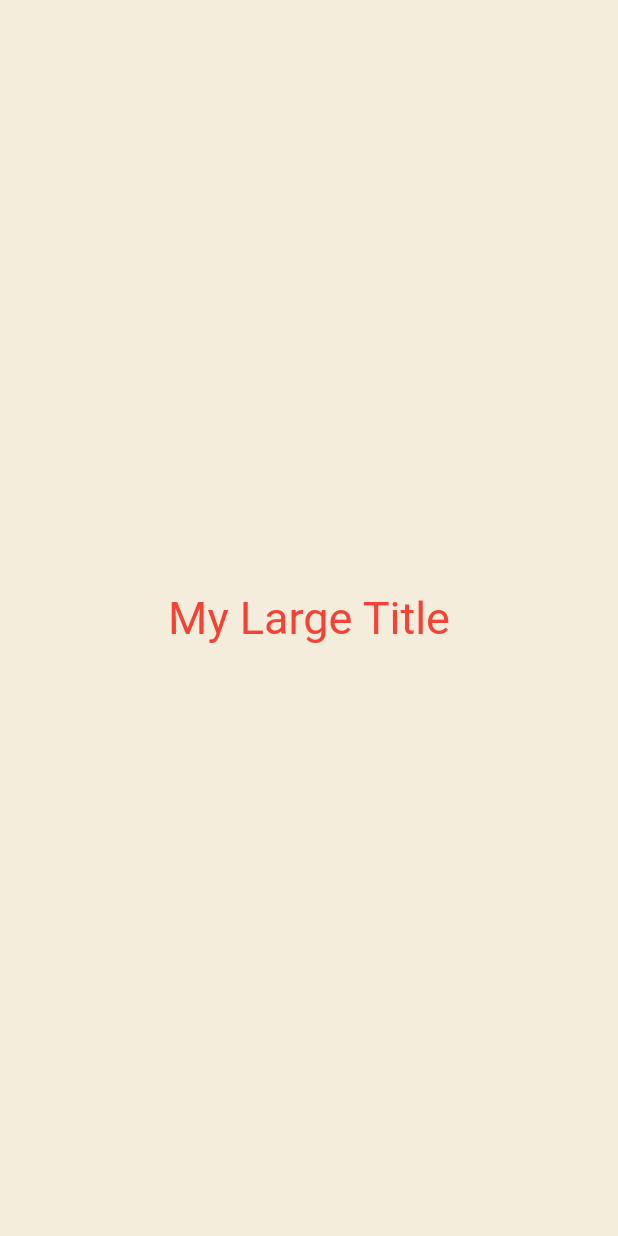
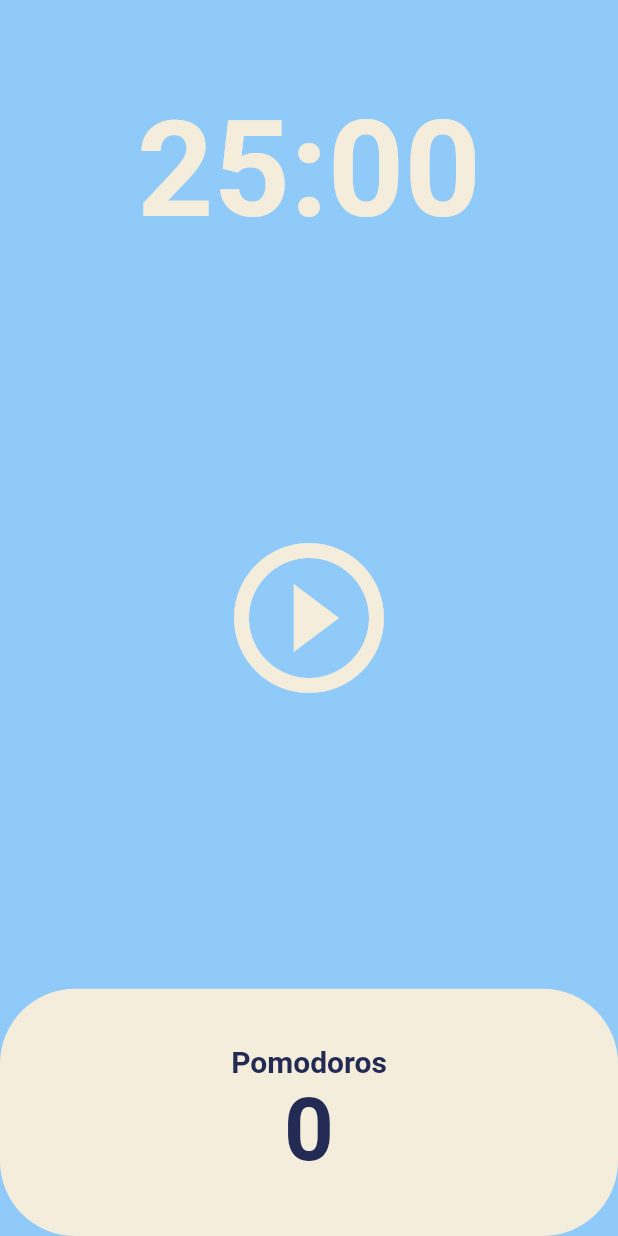
Before and after one commit to gotlr98/flutter_study, a Flutter app: the screen it shows after launch, on a phone screen of 412 x 824 dp. Run offline on Flutter 3.47's test engine with Material 2 defaults, Android fonts, the light colour scheme and no system bars.

Commit message:
feat: pomodoros app

```diff
--- a/toonflix/lib/main.dart
+++ b/toonflix/lib/main.dart
@@ -1,4 +1,5 @@
 import 'package:flutter/material.dart';
+import 'package:toonflix/screens/home_screen.dart';
 import 'package:toonflix/widgets/button.dart';
 import 'package:toonflix/widgets/currency_card.dart';
 
@@ -6,47 +7,45 @@
   runApp(const App());
 }
 
-class App extends StatefulWidget {
+class App extends StatelessWidget {
   const App({super.key});
 
-  @override
-  State<App> createState() => _AppState();
-}
-
-class _AppState extends State<App> {
   @override
   Widget build(BuildContext context) {
     return MaterialApp(
       theme: ThemeData(
         textTheme: const TextTheme(
-          titleLarge: TextStyle(
-            color: Colors.red,
-          ),
           displayLarge: TextStyle(
-            color: Colors.blue,
-            fontSize: 24,
-            decorationColor: Colors.grey,
+            color: Color(0xFF232B55),
           ),
         ),
+        cardColor: const Color(0xFFF4EDDB),
       ),
-      home: const Scaffold(
-        backgroundColor: Color(0xFFF4EDDB),
-        body: Center(
-            child: Column(
-          mainAxisAlignment: MainAxisAlignment.center,
-          children: [
-            MyLargeTitle(),
-          ],
-        )),
-      ),
+      home: const HomeScreen(),
     );
   }
 }
 
-class MyLargeTitle extends StatelessWidget {
+class MyLargeTitle extends StatefulWidget {
   const MyLargeTitle({
     super.key,
   });
+
+  @override
+  State<MyLargeTitle> createState() => _MyLargeTitleState();
+}
+
+class _MyLargeTitleState extends State<MyLargeTitle> {
+  @override
+  void initState() {
+    super.initState();
+  }
+
+  @override
+  void dispose() {
+    // when screen disapper
+    super.dispose();
+  }
 
   @override
   Widget build(BuildContext context) {
--- /dev/null
+++ b/toonflix/lib/screens/home_screen.dart
@@ -0,0 +1,129 @@
+import 'package:flutter/material.dart';
+import 'dart:async';
+
+class HomeScreen extends StatefulWidget {
+  const HomeScreen({super.key});
+
+  @override
+  State<HomeScreen> createState() => _HomeScreenState();
+}
+
+class _HomeScreenState extends State<HomeScreen> {
+  static const twentyFiveMinutes = 1500;
+  int totalSeconds = twentyFiveMinutes;
+  bool isRunning = false;
+  int totalPomodoros = 0;
+  late Timer timer;
+
+  void onTick(Timer timer) {
+    if (totalSeconds == 0) {
+      setState(() {
+        totalPomodoros += 1;
+        isRunning = false;
+        totalSeconds = twentyFiveMinutes;
+      });
+      timer.cancel();
+    } else {
+      setState(() {
+        totalSeconds -= 1;
+      });
+    }
+  }
+
+  void onStartPressed() {
+    timer = Timer.periodic(const Duration(seconds: 1), onTick);
+    setState(() {
+      isRunning = true;
+    });
+  }
+
+  void onPausePressed() {
+    timer.cancel();
+    setState(() {
+      isRunning = false;
+    });
+  }
+
+  String format(int seconds) {
+    var duration = Duration(seconds: seconds);
+    return duration.toString().split('.').first.substring(2, 7);
+  }
+
+  @override
+  Widget build(BuildContext context) {
+    return Scaffold(
+        backgroundColor: Theme.of(context).colorScheme.background,
+        body: Column(
+          children: [
+            Flexible(
+              flex: 1,
+              child: Container(
+                  alignment: Alignment.bottomCenter,
+                  child: Text(
+                    format(totalSeconds),
+                    style: TextStyle(
+                      color: Theme.of(context).cardColor,
+                      fontSize: 89,
+                      fontWeight: FontWeight.w600,
+                    ),
+                  )),
+            ),
+            Flexible(
+              flex: 3,
+              child: Center(
+                child: IconButton(
+                  iconSize: 120,
+                  color: Theme.of(context).cardColor,
+                  onPressed: isRunning ? onPausePressed : onStartPressed,
+                  icon: Icon(isRunning
+                      ? Icons.pause_circle_outline
+                      : Icons.play_circle_outline),
+                ),
+              ),
+            ),
+            Flexible(
+              flex: 1,
+              child: Row(
+                children: [
+                  Expanded(
+                    child: Container(
+                      decoration: BoxDecoration(
+                        color: Theme.of(context).cardColor,
+                        borderRadius: BorderRadius.circular(50),
+                      ),
+                      child: Column(
+                        mainAxisAlignment: MainAxisAlignment.center,
+                        children: [
+                          Text(
+                            'Pomodoros',
+                            style: TextStyle(
+                              fontSize: 20,
+                              fontWeight: FontWeight.w600,
+                              color: Theme.of(context)
+                                  .textTheme
+                                  .displayLarge
+                                  ?.color,
+                            ),
+                          ),
+                          Text(
+                            '$totalPomodoros',
+                            style: TextStyle(
+                              fontSize: 58,
+                              fontWeight: FontWeight.w600,
+                              color: Theme.of(context)
+                                  .textTheme
+                                  .displayLarge
+                                  ?.color,
+                            ),
+                          ),
+                        ],
+                      ),
+                    ),
+                  ),
+                ],
+              ),
+            ),
+          ],
+        ));
+  }
+}
```
